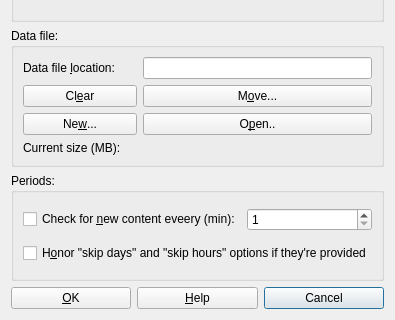
Before: the Qt Designer form optiondlg.ui in artwaw/sRSS, drawn with Qt 5; both pictures show x 0 to 395 and y 241 to 561 of the 395 by 561 pixel window.
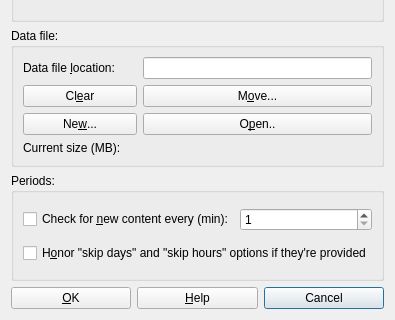
After: the same form once the commit is applied. Icons and pictures are not drawn.

Patch:
```diff
--- a/optiondlg.ui
+++ b/optiondlg.ui
@@ -263,7 +263,7 @@
       <item row="0" column="0">
        <widget class="QCheckBox" name="checkContentBox">
         <property name="text">
-         <string>Check for &amp;new content eveery (min):</string>
+         <string>Check for &amp;new content every (min):</string>
         </property>
        </widget>
       </item>
```
